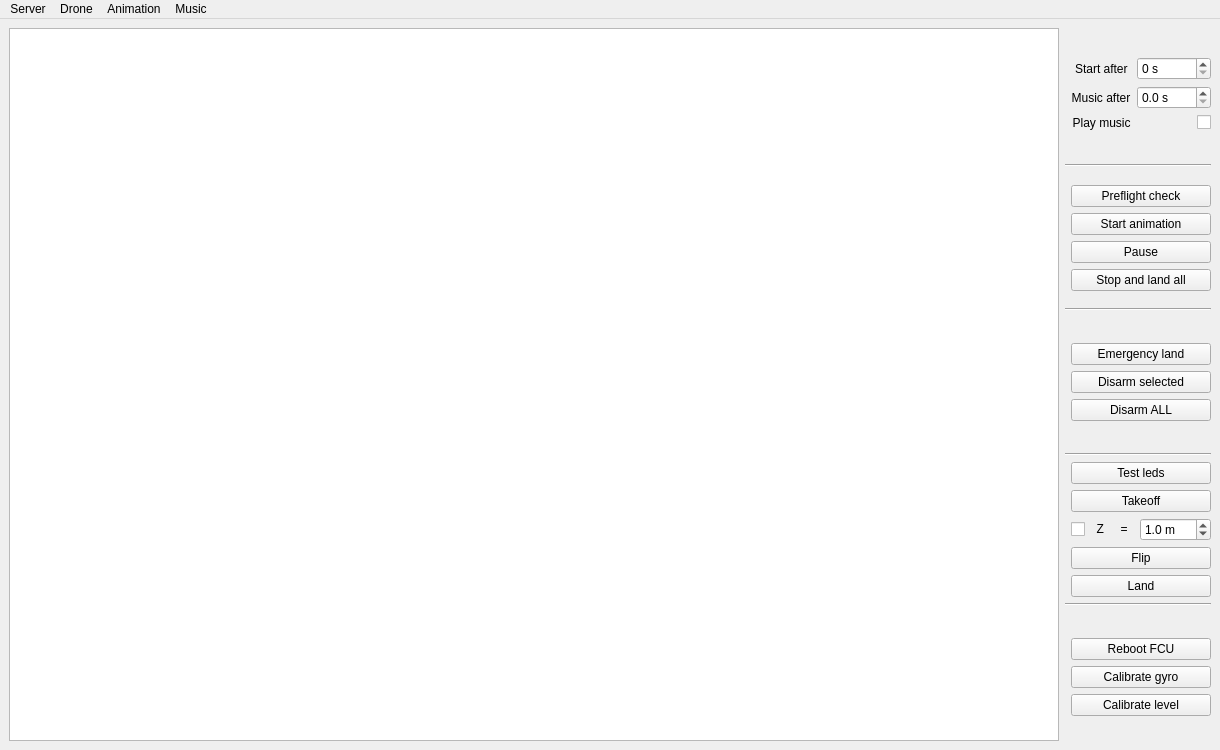
CopterExpress/clever-show, file Server/server_gui.ui: the form before one commit.
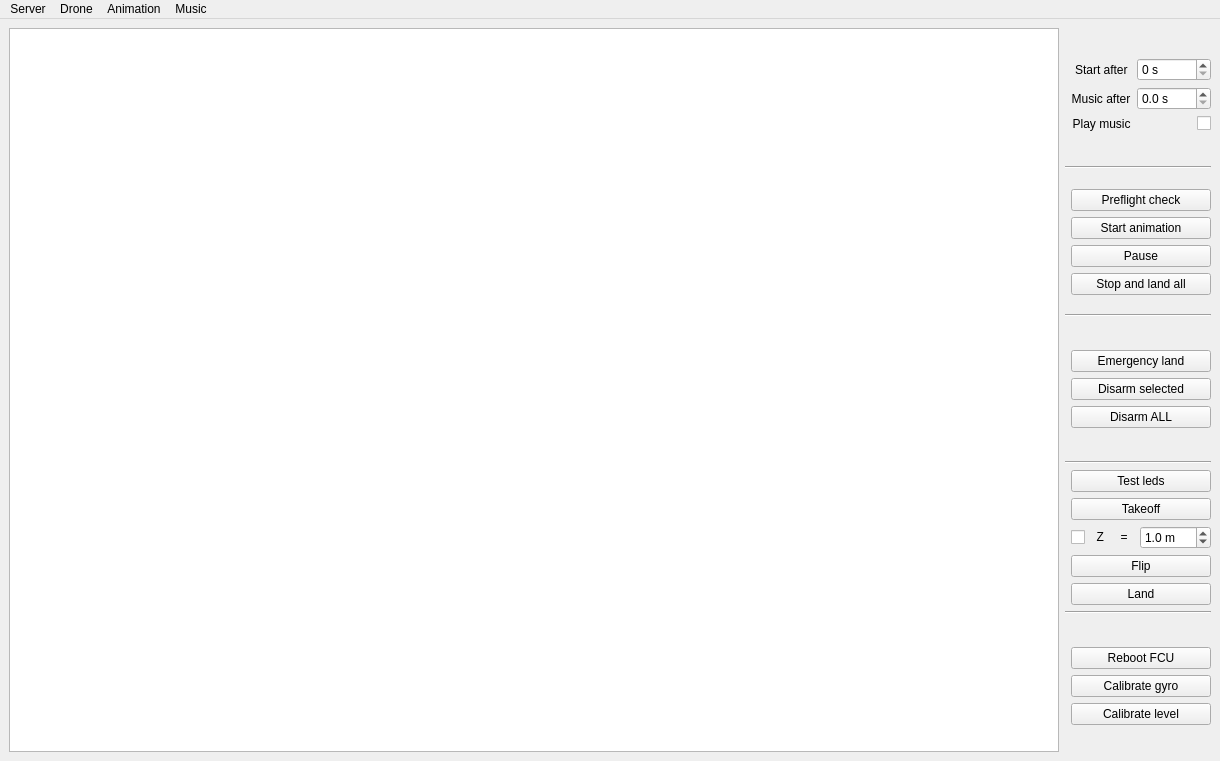
The form after the commit.

Commit message: Add ability to send folder with launch files

Patch:
```diff
--- a/Server/server_gui.ui
+++ b/Server/server_gui.ui
@@ -7,7 +7,7 @@
     <x>0</x>
     <y>0</y>
     <width>1220</width>
-    <height>750</height>
+    <height>761</height>
    </rect>
   </property>
   <property name="windowTitle">
```
Left out of the diff: 2 changed lines with no effect on the pictures. The commit also changes 2 other files.
